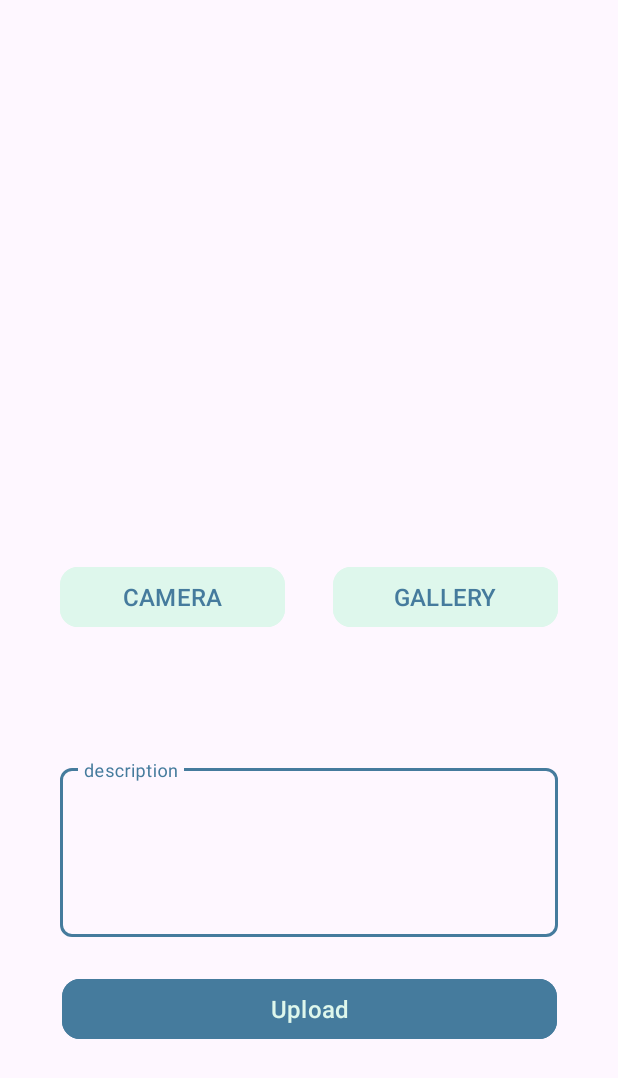
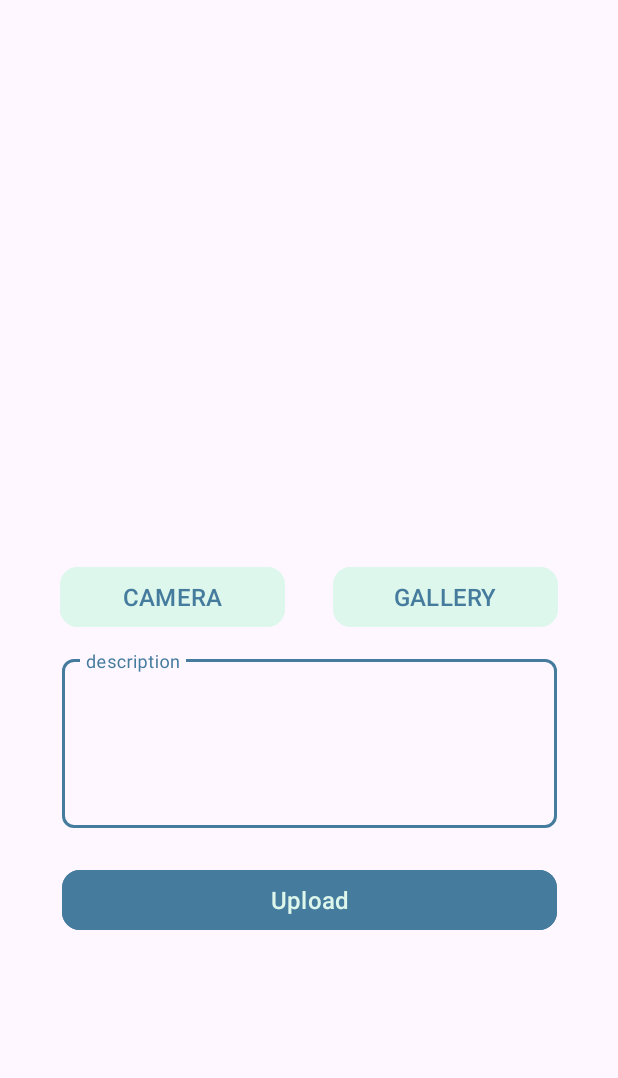
Before and after one commit to diazamartha/StoryHappy, an Android app: the UploadActivity screen opened directly, with no data from a screen before it, on a phone screen of 412 x 824 dp. Shown: the top 1078 px of the screen. Run offline under Robolectric (Android 15) with nearby library versions, the phone set to English and light mode, and no system bars; pictures from the network do not load.

```diff
--- a/app/src/main/java/com/example/storyhappy/data/StoryRemoteMediator.kt
+++ b/app/src/main/java/com/example/storyhappy/data/StoryRemoteMediator.kt
@@ -101,7 +101,6 @@ class StoryRemoteMediator(
                 storyDatabase.remoteKeysDao().getRemoteKeysId(id)
             }
         }
-
     }
 
     private companion object {
--- a/app/src/main/java/com/example/storyhappy/data/source/remote/StoryService.kt
+++ b/app/src/main/java/com/example/storyhappy/data/source/remote/StoryService.kt
@@ -40,5 +40,4 @@ interface StoryService {
         @Header("Authorization") authorization: String,
         @Query("location") location: Int = 1
     ): StoryResponse
-
 }
--- a/app/src/main/java/com/example/storyhappy/presentation/customview/EmailEditText.kt
+++ b/app/src/main/java/com/example/storyhappy/presentation/customview/EmailEditText.kt
@@ -34,9 +34,9 @@ class EmailEditText : AppCompatEditText {
     internal fun validateEmail(email: String) {
         val emailPattern = android.util.Patterns.EMAIL_ADDRESS
         val isValid = emailPattern.matcher(email).matches()
-        error = if (!isValid) ({
-            R.string.error_email_invalid
-        }).toString() else {
+        error = if (!isValid) {
+            context.getString(R.string.error_email_invalid)
+        } else {
             null
         }
     }
--- a/app/src/main/java/com/example/storyhappy/presentation/customview/PasswordEditText.kt
+++ b/app/src/main/java/com/example/storyhappy/presentation/customview/PasswordEditText.kt
@@ -32,9 +32,9 @@ class PasswordEditText : TextInputEditText {
     }
 
     internal fun validatePasswordLength(password: String) {
-        error = if (password.length < 8) ({
-            R.string.error_password_invalid
-        }).toString() else {
+        error = if (password.length < 8) {
+            context.getString(R.string.error_password_invalid)
+        } else {
             null
         }
     }
--- a/app/src/main/java/com/example/storyhappy/presentation/upload/UploadActivity.kt
+++ b/app/src/main/java/com/example/storyhappy/presentation/upload/UploadActivity.kt
@@ -10,6 +10,7 @@ import android.os.Bundle
 import android.provider.MediaStore
 import android.view.View
 import android.widget.Toast
+import androidx.activity.OnBackPressedCallback
 import androidx.activity.result.contract.ActivityResultContracts
 import androidx.core.app.ActivityCompat
 import androidx.core.content.ContextCompat
@@ -61,6 +62,13 @@ class UploadActivity : AppCompatActivity() {
         }
 
         setClickListeners()
+
+        onBackPressedDispatcher.addCallback(this, object: OnBackPressedCallback(true) {
+            override fun handleOnBackPressed() {
+                navigateToMainActivity()
+                finish()
+            }
+        })
     }
 
     private fun requestPermissions() {
@@ -194,10 +202,10 @@ class UploadActivity : AppCompatActivity() {
         Toast.makeText(this@UploadActivity, message, Toast.LENGTH_SHORT).show()
     }
 
-    @Deprecated("Deprecated in Java")
+    /*@Deprecated("Deprecated in Java")
     override fun onBackPressed() {
         navigateToMainActivity()
-    }
+    }*/
 
     override fun onDestroy() {
         super.onDestroy()
--- a/app/src/main/res/layout/activity_detail.xml
+++ b/app/src/main/res/layout/activity_detail.xml
@@ -29,7 +29,7 @@
         android:layout_marginTop="16dp"
         app:layout_constraintEnd_toEndOf="parent"
         app:layout_constraintStart_toStartOf="parent"
-        app:layout_constraintTop_toTopOf="@+id/guidelineHorizontal"
+        app:layout_constraintTop_toBottomOf="@+id/imageStory"
         tools:text="@string/label_story_name" />
 
     <TextView
--- a/app/src/main/res/layout/activity_login.xml
+++ b/app/src/main/res/layout/activity_login.xml
@@ -14,7 +14,8 @@
         app:layout_constraintBottom_toTopOf="@+id/guidelineHorizontal"
         app:layout_constraintEnd_toEndOf="parent"
         app:layout_constraintStart_toStartOf="parent"
-        app:srcCompat="@drawable/ic_storyhappy_logo" />
+        app:srcCompat="@drawable/ic_storyhappy_logo"
+        android:contentDescription="@string/label_storyhappy_logo" />
 
     <TextView
         android:id="@+id/tv_opening_login"
--- a/app/src/main/res/layout/activity_upload.xml
+++ b/app/src/main/res/layout/activity_upload.xml
@@ -18,7 +18,7 @@
         app:layout_constraintTop_toTopOf="parent"
         tools:visibility="visible" />
 
-    <com.google.android.material.imageview.ShapeableImageView
+    <ImageView
         android:id="@+id/previewImageView"
         android:layout_width="330dp"
         android:layout_height="320dp"
@@ -27,7 +27,8 @@
         app:layout_constraintStart_toStartOf="parent"
         app:layout_constraintTop_toTopOf="parent"
         app:shapeAppearanceOverlay="@style/RoundedSquare"
-        tools:srcCompat="@drawable/ic_image" />
+        tools:srcCompat="@drawable/ic_image"
+        android:contentDescription="@string/label_preview_image" />
 
     <Button
         android:id="@+id/cameraButton"
@@ -59,7 +60,7 @@
 
     <com.google.android.material.textfield.TextInputLayout
         android:id="@+id/descriptionStory"
-        android:layout_width="0dp"
+        android:layout_width="330dp"
         android:layout_height="wrap_content"
         android:hint="@string/label_description_hint"
         android:layout_marginTop="12dp"
@@ -70,7 +71,7 @@
         app:boxCornerRadiusTopStart="8dp"
         app:layout_constraintEnd_toEndOf="parent"
         app:layout_constraintStart_toStartOf="parent"
-        app:layout_constraintTop_toBottomOf="@+id/guidelineHorizontal">
+        app:layout_constraintTop_toBottomOf="@+id/cameraButton">
 
         <com.google.android.material.textfield.TextInputEditText
             android:id="@+id/addDescriptionStory"
--- a/app/src/main/res/values/strings.xml
+++ b/app/src/main/res/values/strings.xml
@@ -14,6 +14,7 @@
     <string name="label_take_your_image">Take your image</string>
     <string name="label_uploading">Uploading…</string>
     <string name="label_storyhappy_logo">StoryHappy Logo</string>
+    <string name="label_preview_image">Preview Image</string>
 
     <string name="action_login">LOGIN</string>
     <string name="action_register">REGISTER</string>
```
Also changed, not shown: app/src/main/java/com/example/storyhappy/presentation/main/LoadingStateAdapter.kt (+5 -3 lines), app/src/main/java/com/example/storyhappy/presentation/maps/MapsActivity.kt (+38 -28 lines), app/src/main/java/com/example/storyhappy/presentation/splash/SplashActivity.kt (+21 -1 lines), 1 other file.
